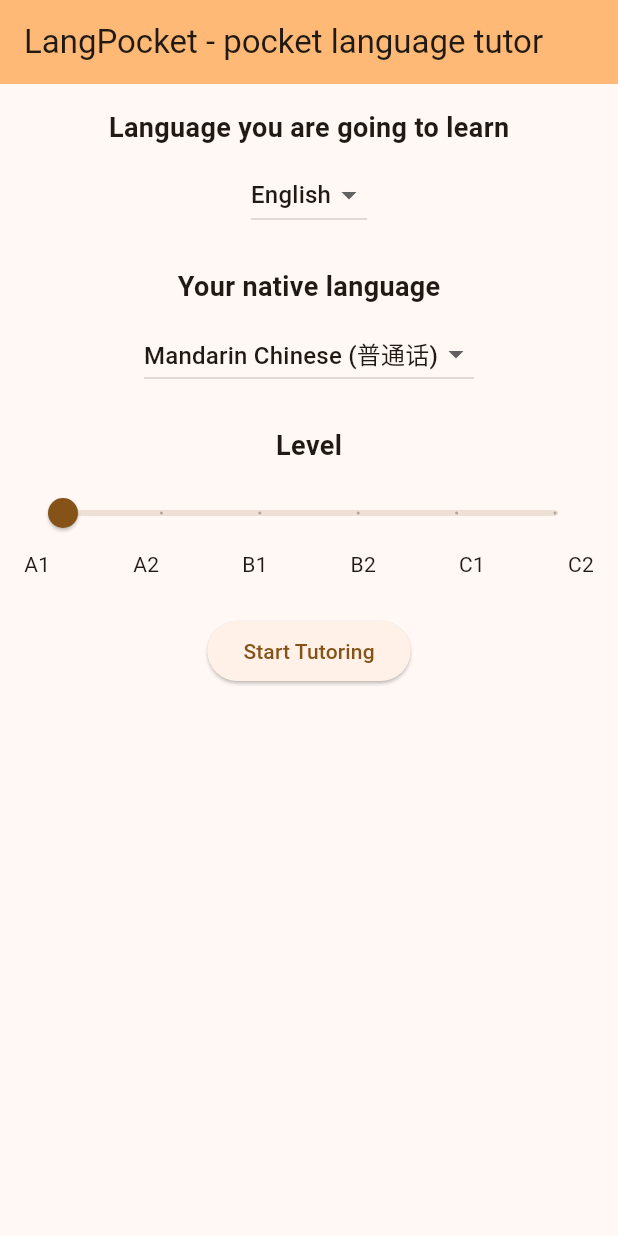
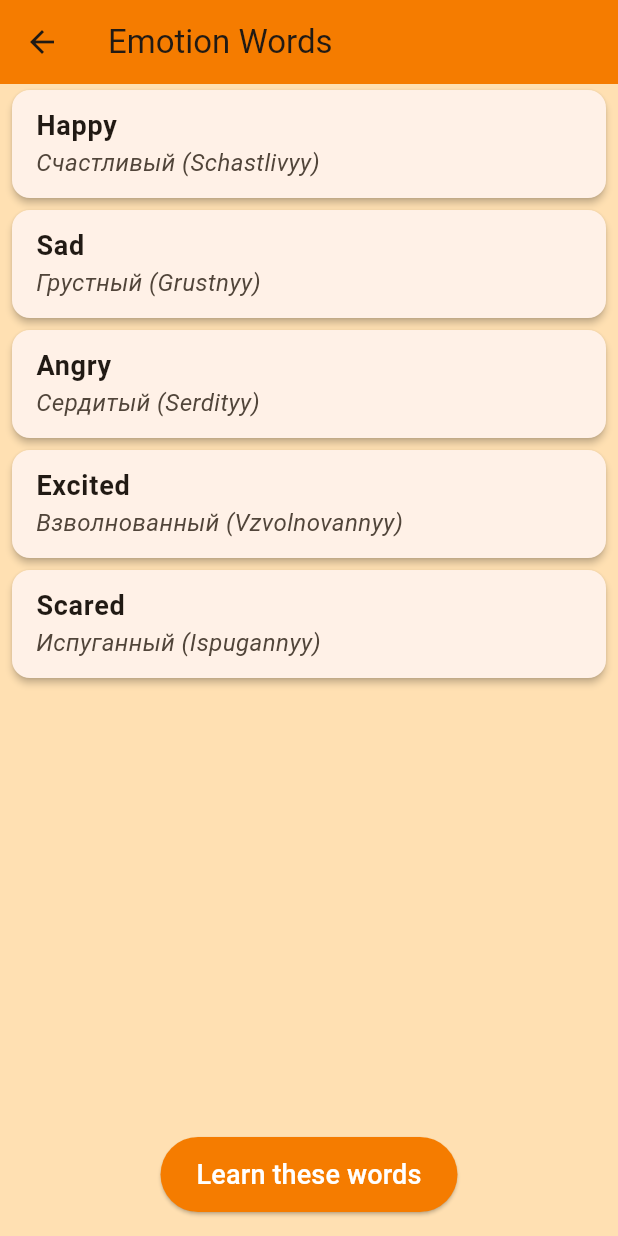
Before and after one commit to artemu78/LangPocket, a Flutter app: the screen it shows after launch, after a tap on "Start Tutoring", on a phone screen of 412 x 824 dp. Run offline on Flutter 3.47's test engine with Material 3 defaults, Android fonts, the phone set to English and light mode, and no system bars.

Commit message:
add 2nd screen, implement firebase app distribution

```diff
--- a/lib/main.dart
+++ b/lib/main.dart
@@ -1,4 +1,5 @@
 import 'package:flutter/material.dart';
+import 'screen2_words_list.dart';
 
 void main() {
   runApp(const MyApp());
@@ -173,7 +174,10 @@ class MyHomePage extends StatefulWidget {
                 const SizedBox(height: 24.0),
                 ElevatedButton(
                   onPressed: () {
-                    // Add action for starting tutoring
+                    Navigator.push(
+                      context,
+                      MaterialPageRoute(builder: (context) => EmotionWordsScreen()),
+                    );
                   },
                   child: const Text('Start Tutoring'),
                 ),
--- /dev/null
+++ b/lib/screen2_words_list.dart
@@ -0,0 +1,67 @@
+import 'package:flutter/material.dart';
+class EmotionWordsScreen extends StatelessWidget {
+  const EmotionWordsScreen({super.key});
+
+  final List<Map<String, String>> emotionWords = const [
+    {'english': 'Happy', 'translation': 'Счастливый (Schastlivyy)'},
+    {'english': 'Sad', 'translation': 'Грустный (Grustnyy)'},
+    {'english': 'Angry', 'translation': 'Сердитый (Serdityy)'},
+    {'english': 'Excited', 'translation': 'Взволнованный (Vzvolnovannyy)'},
+    {'english': 'Scared', 'translation': 'Испуганный (Ispugannyy)'},
+  ];
+
+  @override
+  Widget build(BuildContext context) {
+    return Scaffold(
+      appBar: AppBar(
+        title: const Text('Emotion Words'),
+        backgroundColor: Colors.orange[700], // Warm color
+      ),
+      body: Container(
+        color: Colors.orange[100], // Warm color background
+        child: Column(
+          children: [
+            Expanded(
+              child: ListView.builder(
+                itemCount: emotionWords.length,
+                itemBuilder: (context, index) {
+                  final word = emotionWords[index];
+                  return Card(
+                    margin: const EdgeInsets.symmetric(horizontal: 8.0, vertical: 4.0),
+                    elevation: 2.0,
+                    child: ListTile(
+                      title: Text(
+                        word['english']!,
+                        style: const TextStyle(fontSize: 18, fontWeight: FontWeight.bold),
+                      ),
+                      subtitle: Text(
+                        word['translation']!,
+                        style: const TextStyle(fontSize: 16, fontStyle: FontStyle.italic),
+                      ),
+                    ),
+                  );
+                },
+              ),
+            ),
+            Padding(
+              padding: const EdgeInsets.all(16.0),
+              child: ElevatedButton(
+                onPressed: () {
+                  // TODO: Implement action for learning words
+                },
+                style: ElevatedButton.styleFrom(
+                  backgroundColor: Colors.orange[700], // Warm button color
+                  padding: const EdgeInsets.symmetric(horizontal: 24, vertical: 12),
+                ),
+                child: const Text(
+                  'Learn these words',
+                  style: TextStyle(fontSize: 18, color: Colors.white),
+                ),
+              ),
+            ),
+          ],
+        ),
+      ),
+    );
+  }
+}
```
Also changed, not shown: 4 other files.
